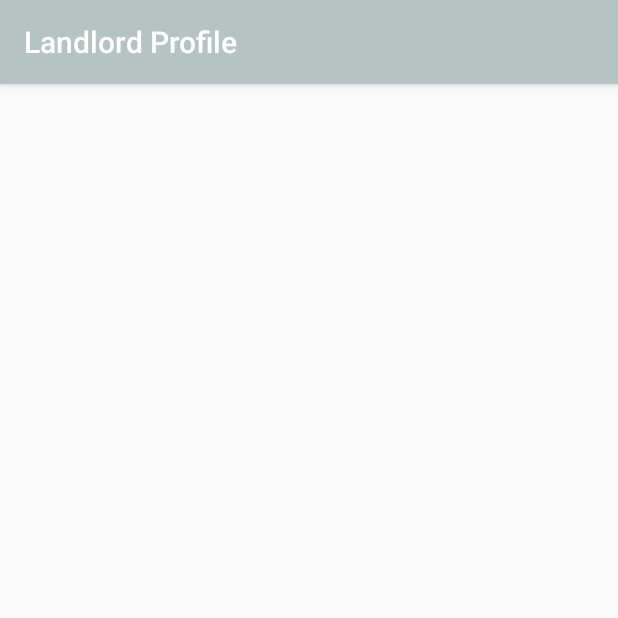
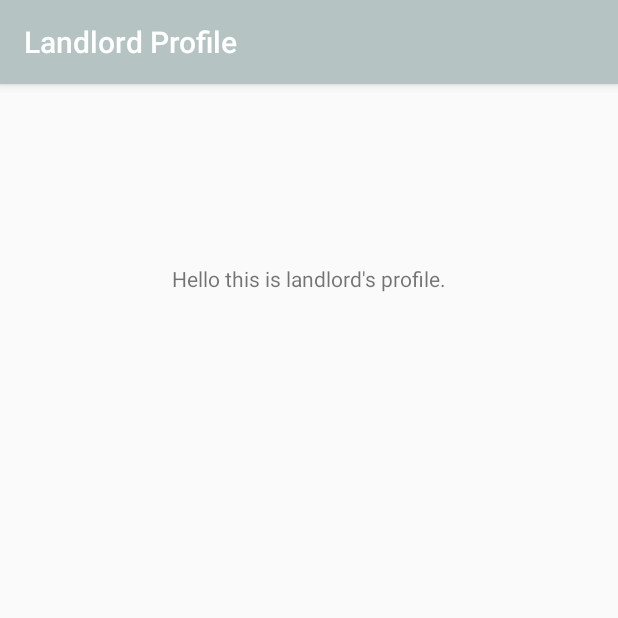
Before and after one commit to AbdullahAlMehediHira/Rento, an Android app: the LandlordProfile screen opened directly, with no data from a screen before it, on a phone screen of 412 x 824 dp, the top half of it. Run offline under Robolectric (Android 15) with nearby library versions, the phone set to English and light mode, and no system bars.

Commit message:
profile update

```diff
--- a/app/src/main/res/layout/activity_landlord_profile.xml
+++ b/app/src/main/res/layout/activity_landlord_profile.xml
@@ -6,4 +6,14 @@
     android:layout_height="match_parent"
     tools:context=".LandlordProfile">
 
+    <TextView
+        android:id="@+id/textView3"
+        android:layout_width="wrap_content"
+        android:layout_height="wrap_content"
+        android:text="Hello this is landlord's profile."
+        app:layout_constraintBottom_toBottomOf="parent"
+        app:layout_constraintEnd_toEndOf="parent"
+        app:layout_constraintStart_toStartOf="parent"
+        app:layout_constraintTop_toTopOf="parent"
+        app:layout_constraintVertical_bias="0.16" />
 </androidx.constraintlayout.widget.ConstraintLayout>
```
Also changed, not shown: app/src/main/res/layout/activity_tenant_profile.xml (+10 -1 lines).
